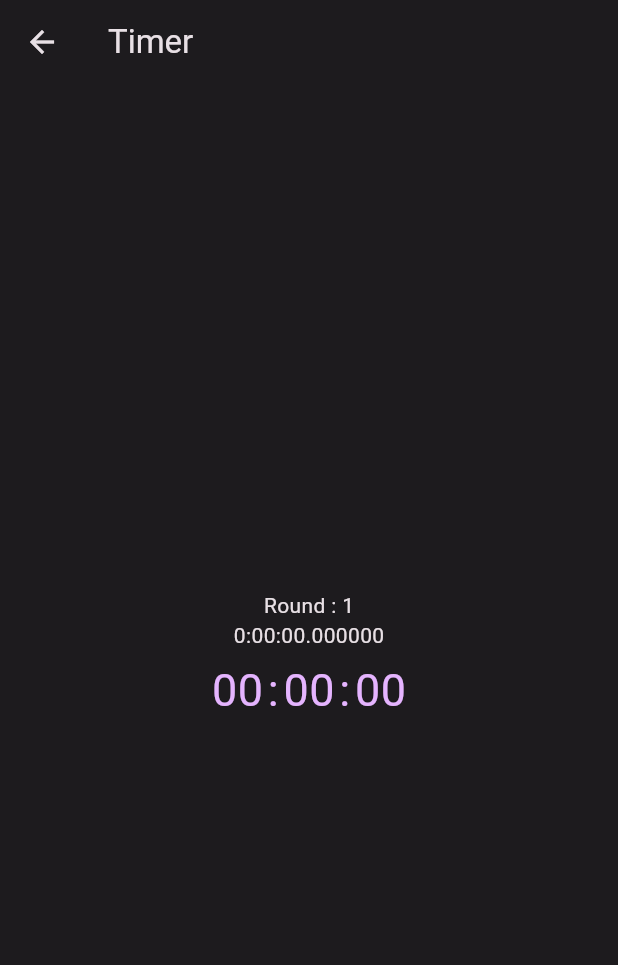
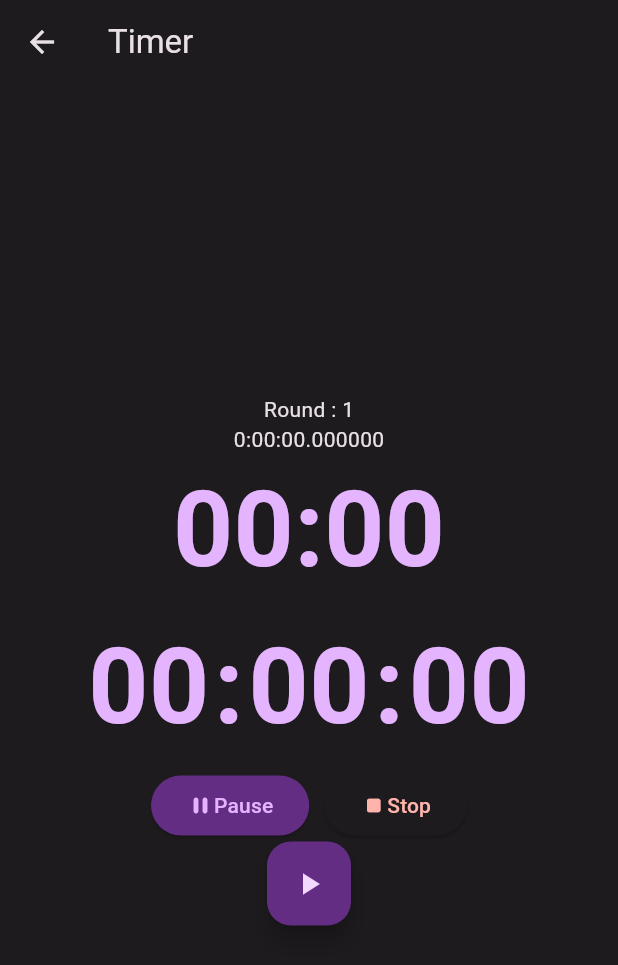
Before and after one commit to syafiqadibafham/interval_timer, a Flutter app: the screen it shows after launch, after a tap on "Start Training", on a phone screen of 412 x 824 dp. Shown: the top 965 px of the screen. Run offline on Flutter 3.47's test engine with Material 2 defaults, Android fonts, the phone set to English and light mode, and no system bars; drawn by our look-alikes of slide_countdown; our stand-ins replace bloc, equatable, flutter_bloc, numberpicker; missing offline and left inert: flutter_touch_spin.

Commit message:
add bloc timer

```diff
--- a/lib/bloc/timer_bloc.dart
+++ b/lib/bloc/timer_bloc.dart
@@ -4,15 +4,21 @@ import 'package:bloc/bloc.dart';
 import 'package:equatable/equatable.dart';
 import 'package:meta/meta.dart';
 
+import '../model/ticker.dart';
+
 part 'timer_event.dart';
 part 'timer_state.dart';
 
 class TimerBloc extends Bloc<TimerEvent, TimerState> {
-  static const int _duration = 60;
+  final Ticker _ticker;
+  final int _duration;
 
   StreamSubscription<int>? _tickerSubscription;
 
-  TimerBloc() : super(TimerInitial(_duration)) {
+  TimerBloc({required Ticker ticker, required int duration})
+      : _ticker = ticker,
+        _duration = duration,
+        super(TimerInitial(duration)) {
     on<TimerStarted>(_onStarted);
     on<TimerTicked>(_onTicked);
     on<TimerPaused>(_onPaused);
@@ -28,16 +34,16 @@ class TimerBloc extends Bloc<TimerEvent, TimerState> {
   void _onStarted(TimerStarted event, Emitter<TimerState> emit) {
     emit(TimerRunInProgress(event.duration));
     _tickerSubscription?.cancel();
-    //   _tickerSubscription = _ticker
-    //       .tick(ticks: event.duration)
-    //       .listen((duration) => add(TimerTicked(duration: duration)));
+    _tickerSubscription = _ticker
+        .tick(ticks: event.duration)
+        .listen((duration) => add(TimerTicked(duration: duration)));
   }
 
   void _onTicked(TimerTicked event, Emitter<TimerState> emit) {
     emit(
       event.duration > 0
           ? TimerRunInProgress(event.duration)
-          : TimerRunComplete(),
+          : const TimerRunComplete(),
     );
   }
 
--- a/lib/main.dart
+++ b/lib/main.dart
@@ -3,6 +3,7 @@ import 'dart:developer';
 import 'package:flutter/material.dart';
 import 'package:flutter_bloc/flutter_bloc.dart';
 import 'package:flutter_touch_spin/flutter_touch_spin.dart';
+import 'package:interval_timer/model/ticker.dart';
 import 'package:interval_timer/model/training_model.dart';
 import 'package:interval_timer/timer_page.dart';
 import 'bloc/timer_bloc.dart';
@@ -21,16 +22,13 @@ class MyApp extends StatelessWidget {
   // This widget is the root of your application.
   @override
   Widget build(BuildContext context) {
-    return BlocProvider(
-      create: (context) => TimerBloc(),
-      child: MaterialApp(
+    return MaterialApp(
       title: 'Interval Timer',
       theme: ThemeData(useMaterial3: true, colorScheme: lightColorScheme),
       darkTheme: ThemeData(useMaterial3: true, colorScheme: darkColorScheme),
       themeMode: ThemeMode.dark,
       home: MyHomePage(title: 'Interval Timer'),
       debugShowCheckedModeBanner: false,
-      ),
     );
   }
 }
@@ -49,24 +47,6 @@ class _MyHomePageState extends State<MyHomePage> {
       interval: 1,
       trainingDuration: Duration(seconds: 0),
       breakDuration: Duration(seconds: 0));
-  Timer? timer;
-
-  void startTimer() {
-    timer = Timer.periodic(Duration(seconds: 1), (_) {
-      int seconds = training.trainingDuration.inSeconds;
-      if (seconds > 0) {
-        setState(() {
-          seconds--;
-        });
-      } else {
-        stopTimer();
-      }
-    });
-  }
-
-  void stopTimer() {
-    timer?.cancel();
-  }
 
   @override
   Widget build(BuildContext context) {
@@ -103,7 +83,7 @@ class _MyHomePageState extends State<MyHomePage> {
                       step: 1,
                       value: 1,
                       textStyle: const TextStyle(fontSize: 36),
-                      iconSize: 48.0,
+                      iconSize: 44.0,
                       addIcon: const Icon(Icons.add_circle_outline),
                       subtractIcon: const Icon(Icons.remove_circle_outline),
                       iconActiveColor: Theme.of(context).colorScheme.primary,
@@ -174,8 +154,14 @@ class _MyHomePageState extends State<MyHomePage> {
                                 Navigator.push(
                                   context,
                                   MaterialPageRoute(
-                                    builder: (context) => timerPage(
+                                    builder: (context) => BlocProvider(
+                                      create: (context) => TimerBloc(
+                                          ticker: Ticker(),
+                                          duration: training
+                                              .trainingDuration.inSeconds),
+                                      child: timerPage(
                                         training: training,
+                                      ),
                                     ),
                                   ),
                                 );
@@ -186,14 +172,12 @@ class _MyHomePageState extends State<MyHomePage> {
                           ),
                           ElevatedButton(
                               onPressed: () {
-                                Navigator.push(
-                                  context,
-                                  MaterialPageRoute(
-                                    builder: (context) => timerPage(
-                                      training: training,
-                                    ),
-                                  ),
-                                );
+                                setState(() {
+                                  training = Training(
+                                      interval: 1,
+                                      trainingDuration: Duration(seconds: 0),
+                                      breakDuration: Duration(seconds: 0));
+                                });
                               },
                               child: Text(
                                 "Reset",
--- /dev/null
+++ b/lib/model/ticker.dart
@@ -0,0 +1,7 @@
+class Ticker {
+  const Ticker();
+  Stream<int> tick({required int ticks}) {
+    return Stream.periodic(const Duration(seconds: 1), (x) => ticks - x - 1)
+        .take(ticks);
+  }
+}
--- a/lib/timer_page.dart
+++ b/lib/timer_page.dart
@@ -1,6 +1,8 @@
 import 'dart:async';
 
 import 'package:flutter/material.dart';
+import 'package:flutter_bloc/flutter_bloc.dart';
+import 'package:interval_timer/bloc/timer_bloc.dart';
 import 'package:slide_countdown/slide_countdown.dart';
 
 import 'model/training_model.dart';
@@ -17,10 +19,19 @@ class timerPage extends StatefulWidget {
 class _timerPageState extends State<timerPage> {
   Timer? timer;
 
+  int seconds = 60;
+
+  @override
+  void setState(VoidCallback fn) {
+    // TODO: implement setState
+    super.setState(fn);
+    final training = widget.training;
+    //seconds = training.trainingDuration.inSeconds;
+    startTimer();
+  }
+
   void startTimer() {
     timer = Timer.periodic(Duration(seconds: 1), (_) {
-      final training = widget.training;
-      int seconds = training.trainingDuration.inSeconds;
       if (seconds > 0) {
         setState(() {
           seconds--;
@@ -38,7 +49,9 @@ class _timerPageState extends State<timerPage> {
   @override
   Widget build(BuildContext context) {
     Training training = widget.training;
+    Duration? currentTimer;
     int interval = training.interval;
+
     return Scaffold(
       backgroundColor: Theme.of(context).colorScheme.background,
       appBar: AppBar(
@@ -56,23 +69,175 @@ class _timerPageState extends State<timerPage> {
             Text(
               'Round : $interval',
             ),
+
             Text(
               training.breakDuration.toString(),
             ),
+            // Text(
+            //   " h : m : $seconds s",
+            //   style: TextStyle(
+            //       fontSize: 70,
+            //       fontWeight: FontWeight.bold,
+            //       color: Theme.of(context).colorScheme.primary),
+            // ),
+            TimerText(),
             SlideCountdown(
               duration: training.trainingDuration,
               showZeroValue: true,
               withDays: false,
               textStyle: TextStyle(
-                  fontSize: 30, color: Theme.of(context).colorScheme.primary),
+                  fontSize: 70,
+                  fontWeight: FontWeight.bold,
+                  color: Theme.of(context).colorScheme.primary),
               decoration: BoxDecoration(
                 borderRadius: BorderRadius.all(Radius.circular(20)),
                 color: Colors.transparent,
               ),
+              onChanged: (tick) {
+                currentTimer = tick;
+              },
+              onDone: () {
+                interval = interval - 1;
+                new SlideCountdown(duration: training.breakDuration);
+              },
             ),
+            Center(
+              child: Row(
+                mainAxisAlignment: MainAxisAlignment.center,
+                children: [
+                  ElevatedButton(
+                      style: ElevatedButton.styleFrom(
+                          primary:
+                              Theme.of(context).colorScheme.primaryContainer),
+                      onPressed: () {
+                        print(currentTimer.toString());
+                      },
+                      child: Row(
+                        children: [
+                          Icon(
+                            Icons.pause_rounded,
+                            color: Theme.of(context).colorScheme.primary,
+                          ),
+                          Text(
+                            "Pause",
+                            style: TextStyle(
+                                color: Theme.of(context).colorScheme.primary),
+                          ),
+                        ],
+                      )),
+                  SizedBox(
+                    width: 10,
+                  ),
+                  ElevatedButton(
+                      onPressed: () {
+                        Navigator.push(
+                          context,
+                          MaterialPageRoute(
+                            builder: (context) => timerPage(
+                              training: training,
+                            ),
+                          ),
+                        );
+                      },
+                      child: Row(
+                        children: [
+                          Icon(
+                            Icons.stop_rounded,
+                            color: Theme.of(context).colorScheme.error,
+                          ),
+                          Text(
+                            "Stop",
+                            style: TextStyle(
+                                color: Theme.of(context).colorScheme.error),
+                          ),
+                        ],
+                      )),
+                ],
+              ),
+            ),
+            Actions(trainingDuration: widget.training.trainingDuration),
           ],
         ),
       ),
     );
   }
 }
+
+class TimerText extends StatelessWidget {
+  const TimerText({super.key});
+
+  @override
+  Widget build(BuildContext context) {
+    final duration = context.select((TimerBloc bloc) => bloc.state.duration);
+    final minutesStr =
+        ((duration / 60) % 60).floor().toString().padLeft(2, '0');
+    final secondsStr = (duration % 60).toString().padLeft(2, '0');
+    return Text(
+      '$minutesStr:$secondsStr',
+      style: TextStyle(
+          fontSize: 70,
+          fontWeight: FontWeight.bold,
+          color: Theme.of(context).colorScheme.primary),
+    );
+  }
+}
+
+class Actions extends StatelessWidget {
+  final trainingDuration;
+
+  const Actions({super.key, required this.trainingDuration});
+
+  @override
+  Widget build(BuildContext context) {
+    return BlocBuilder<TimerBloc, TimerState>(
+      buildWhen: (prev, state) => prev.runtimeType != state.runtimeType,
+      builder: (context, state) {
+        return Row(
+          mainAxisAlignment: MainAxisAlignment.spaceEvenly,
+          children: [
+            if (state is TimerInitial) ...[
+              FloatingActionButton(
+                  child: const Icon(Icons.play_arrow),
+                  onPressed: () {
+                    context
+                        .read<TimerBloc>()
+                        .add(TimerStarted(duration: state.duration));
+                  }),
+            ],
+            if (state is TimerRunInProgress) ...[
+              FloatingActionButton(
+                child: const Icon(Icons.pause),
+                onPressed: () =>
+                    context.read<TimerBloc>().add(const TimerPaused()),
+              ),
+              FloatingActionButton(
+                child: const Icon(Icons.replay),
+                onPressed: () =>
+                    context.read<TimerBloc>().add(const TimerReset()),
+              ),
+            ],
+            if (state is TimerRunPause) ...[
+              FloatingActionButton(
+                child: const Icon(Icons.play_arrow),
+                onPressed: () =>
+                    context.read<TimerBloc>().add(const TimerResumed()),
+              ),
+              FloatingActionButton(
+                child: const Icon(Icons.replay),
+                onPressed: () =>
+                    context.read<TimerBloc>().add(const TimerReset()),
+              ),
+            ],
+            if (state is TimerRunComplete) ...[
+              FloatingActionButton(
+                child: const Icon(Icons.replay),
+                onPressed: () =>
+                    context.read<TimerBloc>().add(const TimerReset()),
+              ),
+            ]
+          ],
+        );
+      },
+    );
+  }
+}
```
Lines whose indentation alone changed are shown as unchanged.
